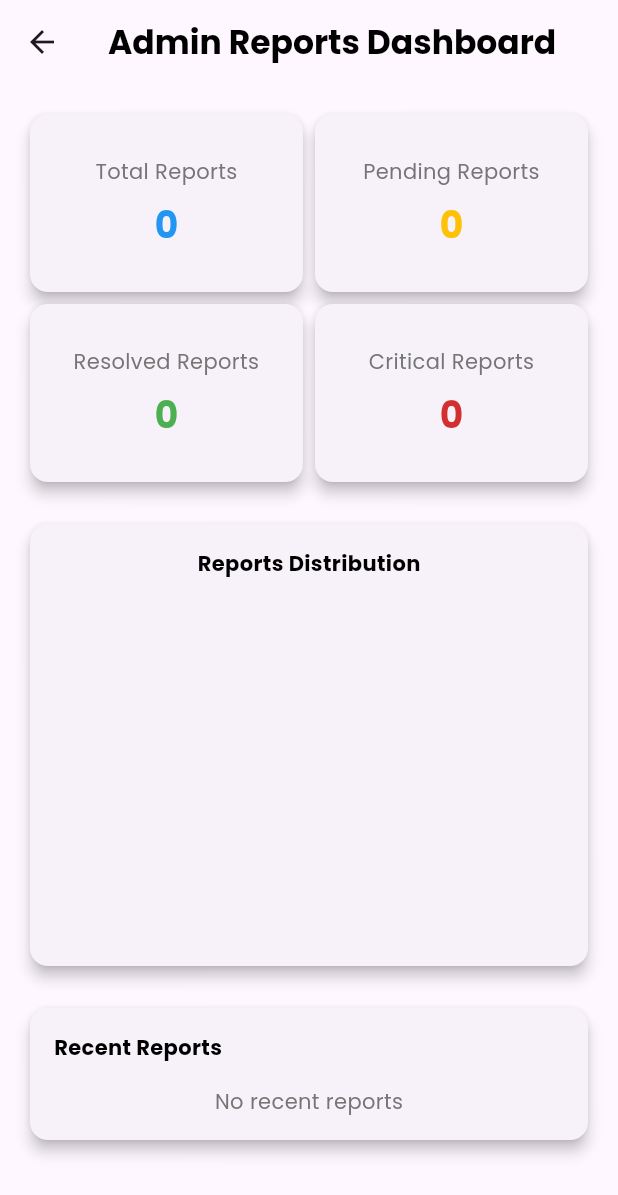
After one commit to sayagaffy/musafir, a Flutter app: the AdminReportsDashboard screen opened by its route, on a phone screen of 412 x 824 dp. The commit adds this screen. Shown: the top 1195 px of the screen. Run offline on Flutter 3.47's test engine with Material 3 defaults, Android fonts, the light colour scheme and no system bars; drawn by our look-alikes of fl_chart; our stand-ins replace cloud_firestore, device_info_plus, dio, dropdown_search, firebase_auth, firebase_core and 13 more; missing offline and left inert: map_launcher, omni_datetime_picker; accounts and stored records are empty.

Commit message:
initialized admin page

```diff
--- /dev/null
+++ b/lib/controllers/admin_report_controller.dart
@@ -0,0 +1,149 @@
+import 'package:cloud_firestore/cloud_firestore.dart';
+import 'package:flutter/material.dart';
+import 'package:get/get.dart';
+import 'package:fl_chart/fl_chart.dart';
+import 'dart:developer' show debugPrint;
+
+import '../models/report_model.dart';
+import '../shared/theme.dart';
+import '../data/firestore/firestore_helper.dart'; // Assuming this exists for collection constants
+
+class AdminReportController extends GetxController {
+  final FirebaseFirestore _firestore = FirebaseFirestore.instance;
+
+  // Loading state observable
+  final RxBool isLoading = false.obs;
+
+  // Observable report statistics
+  final RxInt totalReports = 0.obs;
+  final RxInt pendingReports = 0.obs;
+  final RxInt resolvedReports = 0.obs;
+  final RxInt criticalReports = 0.obs;
+
+  // Observable list of recent reports
+  final RxList<ReportModel> recentReports = <ReportModel>[].obs;
+
+  // Chart data for report types
+  final RxList<PieChartSectionData> reportTypeChartData =
+      <PieChartSectionData>[].obs;
+
+  @override
+  void onInit() {
+    super.onInit();
+    loadDashboardData();
+  }
+
+  Future<void> loadDashboardData() async {
+    try {
+      isLoading.value = true;
+
+      // Load statistics from report_stats/global document
+      final statsDoc = await _firestore
+          .collection(FirestoreHelper.REPORT_STATS_COLLECTION)
+          .doc('global')
+          .get();
+
+      if (statsDoc.exists) {
+        final data = statsDoc.data() ?? {};
+        totalReports.value = data['total_reports'] ?? 0;
+        pendingReports.value = data['pending_reports'] ?? 0;
+        resolvedReports.value = data['resolved_reports'] ?? 0;
+        criticalReports.value = data['critical_reports'] ?? 0;
+      }
+
+      // Load recent reports
+      await _loadRecentReports();
+
+      // Generate chart data
+      _generateReportTypeChartData();
+    } catch (e) {
+      debugPrint('Error loading dashboard data: $e');
+      Get.snackbar(
+        'Error',
+        'Failed to load dashboard data',
+        backgroundColor: kRedColor,
+        colorText: Colors.white,
+      );
+    } finally {
+      isLoading.value = false;
+    }
+  }
+
+  Future<void> _loadRecentReports() async {
+    try {
+      final snapshot = await _firestore
+          .collection(FirestoreHelper.REPORTS_COLLECTION)
+          .orderBy('created_at', descending: true)
+          .limit(10)
+          .get();
+
+      recentReports.value = snapshot.docs
+          .map((doc) => ReportModel.fromJson(doc.data(), doc.id))
+          .toList();
+    } catch (e) {
+      debugPrint('Error fetching recent reports: $e');
+    }
+  }
+
+  void _generateReportTypeChartData() {
+    reportTypeChartData.value = [
+      PieChartSectionData(
+        color: kBlueColor,
+        value: pendingReports.value.toDouble(),
+        title: 'Pending',
+        radius: 50,
+      ),
+      PieChartSectionData(
+        color: kSuccessMain,
+        value: resolvedReports.value.toDouble(),
+        title: 'Resolved',
+        radius: 50,
+      ),
+      PieChartSectionData(
+        color: kRedColor,
+        value: criticalReports.value.toDouble(),
+        title: 'Critical',
+        radius: 50,
+      ),
+    ];
+  }
+
+  Future<void> updateReportStatus(
+      String reportId, String newStatus, String? adminNote) async {
+    try {
+      isLoading.value = true;
+
+      await _firestore
+          .collection(FirestoreHelper.REPORTS_COLLECTION)
+          .doc(reportId)
+          .update({
+        'status': newStatus,
+        'admin_note': adminNote,
+        'resolved_at': newStatus == 'resolved' ? Timestamp.now() : null,
+      });
+
+      // Refresh dashboard data after update
+      await loadDashboardData();
+    } catch (e) {
+      debugPrint('Error updating report status: $e');
+      Get.snackbar(
+        'Error',
+        'Failed to update report status',
+        backgroundColor: kRedColor,
+        colorText: Colors.white,
+      );
+    } finally {
+      isLoading.value = false;
+    }
+  }
+
+  // Method to get chart data for fl_chart PieChart
+  List<PieChartSectionData> getChartData() {
+    return reportTypeChartData;
+  }
+
+  // Pull to refresh method
+  Future<void> refreshDashboard() async {
+    await loadDashboardData();
+  }
+}
--- a/lib/routes/routes_helper.dart
+++ b/lib/routes/routes_helper.dart
@@ -28,6 +28,7 @@ import 'package:musafir/ui/pages/main_page.dart';
 import 'package:musafir/ui/pages/search/textfield_search_google.dart';
 import 'package:musafir/ui/pages/splash_widget.dart';
 import 'package:musafir/ui/pages/splash_screen.dart';
+import 'package:musafir/ui/pages/admin/admin_reports_dashboard.dart';
 
 class RouteHelper {
   ///INITIAL
@@ -76,6 +77,9 @@ class RouteHelper {
 
   ///[ACCOUNT]
   static const String custom = "/custom";
+
+  ///[ADMIN]
+  static const String adminReports = "/admin-reports";
 
   ///INITIAL PARAM
 
@@ -131,6 +135,9 @@ class RouteHelper {
 
   ///[CUSTOM]
   static String getCustom() => '$custom';
+
+  ///[ADMIN]
+  static String getAdminReports() => '$adminReports';
 
   ///[SET SCREEN AND SET PARAM]
 
@@ -343,5 +350,12 @@ class RouteHelper {
       page: () => const DropDownCust(),
       transition: Transition.fade,
     ),
+
+    ///[ADMIN]
+    GetPage(
+      name: adminReports,
+      page: () => AdminReportsDashboard(),
+      transition: Transition.fade,
+    ),
   ];
 }
--- /dev/null
+++ b/lib/ui/pages/admin/admin_reports_dashboard.dart
@@ -0,0 +1,241 @@
+import 'package:flutter/material.dart';
+import 'package:get/get.dart';
+import 'package:fl_chart/fl_chart.dart';
+
+import '../../../controllers/admin_report_controller.dart';
+import '../../../shared/theme.dart';
+import '../../../models/report_model.dart';
+
+class AdminReportsDashboard extends StatelessWidget {
+  final AdminReportController _controller = Get.put(AdminReportController());
+
+  AdminReportsDashboard({super.key});
+
+  @override
+  Widget build(BuildContext context) {
+    return Scaffold(
+      appBar: AppBar(
+        title: Text('Admin Reports Dashboard',
+            style: blackTextStyle.copyWith(fontWeight: FontWeight.bold)),
+        centerTitle: true,
+      ),
+      body: RefreshIndicator(
+        onRefresh: _controller.refreshDashboard,
+        child: ListView(
+          padding: const EdgeInsets.all(16),
+          children: [
+            _buildStatisticsGrid(),
+            const SizedBox(height: 20),
+            _buildReportTypeChart(),
+            const SizedBox(height: 20),
+            _buildRecentReportsList(),
+          ],
+        ),
+      ),
+    );
+  }
+
+  Widget _buildStatisticsGrid() {
+    return Obx(() => GridView.count(
+          shrinkWrap: true,
+          physics: const NeverScrollableScrollPhysics(),
+          crossAxisCount: 2,
+          childAspectRatio: 1.5,
+          children: [
+            _buildStatCard(
+                'Total Reports', _controller.totalReports.value, kBlueColor),
+            _buildStatCard('Pending Reports', _controller.pendingReports.value,
+                kWarningMain),
+            _buildStatCard('Resolved Reports',
+                _controller.resolvedReports.value, kSuccessMain),
+            _buildStatCard('Critical Reports',
+                _controller.criticalReports.value, kRedColor),
+          ],
+        ));
+  }
+
+  Widget _buildStatCard(String title, int value, Color color) {
+    return Card(
+      elevation: 4,
+      child: Center(
+        child: Column(
+          mainAxisAlignment: MainAxisAlignment.center,
+          children: [
+            Text(
+              title,
+              style: greyTextStyle.copyWith(fontSize: 14),
+              textAlign: TextAlign.center,
+            ),
+            const SizedBox(height: 8),
+            Text(
+              value.toString(),
+              style: blackTextStyle.copyWith(
+                fontSize: 24,
+                fontWeight: FontWeight.bold,
+                color: color,
+              ),
+            ),
+          ],
+        ),
+      ),
+    );
+  }
+
+  Widget _buildReportTypeChart() {
+    return Card(
+      elevation: 4,
+      child: Padding(
+        padding: const EdgeInsets.all(16),
+        child: Column(
+          children: [
+            Text(
+              'Reports Distribution',
+              style: blackTextStyle.copyWith(fontWeight: FontWeight.bold),
+            ),
+            const SizedBox(height: 16),
+            Obx(() => AspectRatio(
+                  aspectRatio: 1.5,
+                  child: PieChart(
+                    PieChartData(
+                      sections: _controller.reportTypeChartData,
+                      centerSpaceRadius: 40,
+                      sectionsSpace: 4,
+                    ),
+                  ),
+                )),
+          ],
+        ),
+      ),
+    );
+  }
+
+  Widget _buildRecentReportsList() {
+    return Card(
+      elevation: 4,
+      child: Padding(
+        padding: const EdgeInsets.all(16),
+        child: Column(
+          crossAxisAlignment: CrossAxisAlignment.start,
+          children: [
+            Text(
+              'Recent Reports',
+              style: blackTextStyle.copyWith(fontWeight: FontWeight.bold),
+            ),
+            const SizedBox(height: 16),
+            Obx(() => _controller.recentReports.isEmpty
+                ? Center(
+                    child: Text(
+                      'No recent reports',
+                      style: greyTextStyle,
+                    ),
+                  )
+                : ListView.builder(
+                    shrinkWrap: true,
+                    physics: const NeverScrollableScrollPhysics(),
+                    itemCount: _controller.recentReports.length,
+                    itemBuilder: (context, index) {
+                      final report = _controller.recentReports[index];
+                      return _buildReportListTile(report);
+                    },
+                  )),
+          ],
+        ),
+      ),
+    );
+  }
+
+  Widget _buildReportListTile(ReportModel report) {
+    Color statusColor = _getStatusColor(report.status);
+
+    return ListTile(
+      title: Text(
+        report.placeName,
+        style: blackTextStyle.copyWith(fontWeight: FontWeight.w600),
+      ),
+      subtitle: Column(
+        crossAxisAlignment: CrossAxisAlignment.start,
+        children: [
+          Text(
+            report.reportType,
+            style: greyTextStyle.copyWith(fontSize: 12),
+          ),
+          Text(
+            report.status,
+            style: TextStyle(color: statusColor, fontSize: 12),
+          ),
+        ],
+      ),
+      trailing: PopupMenuButton<String>(
+        onSelected: (String newStatus) {
+          _showUpdateStatusDialog(report, newStatus);
+        },
+        itemBuilder: (BuildContext context) => <PopupMenuEntry<String>>[
+          const PopupMenuItem<String>(
+            value: 'pending',
+            child: Text('Mark as Pending'),
+          ),
+          const PopupMenuItem<String>(
+            value: 'reviewed',
+            child: Text('Mark as Reviewed'),
+          ),
+          const PopupMenuItem<String>(
+            value: 'resolved',
+            child: Text('Mark as Resolved'),
+          ),
+        ],
+        icon: const Icon(Icons.more_vert),
+      ),
+    );
+  }
+
+  Color _getStatusColor(String status) {
+    switch (status) {
+      case 'pending':
+        return kWarningMain;
+      case 'reviewed':
+        return kBlueColor;
+      case 'resolved':
+        return kSuccessMain;
+      default:
+        return kGreyColor;
+    }
+  }
+
+  void _showUpdateStatusDialog(ReportModel report, String newStatus) {
+    final TextEditingController noteController = TextEditingController();
+
+    Get.dialog(
+      AlertDialog(
+        title: Text('Update Report Status', style: blackTextStyle),
+        content: TextField(
+          controller: noteController,
+          decoration: InputDecoration(
+            hintText: 'Optional admin notes',
+            hintStyle: greyTextStyle,
+          ),
+          maxLines: 3,
+        ),
+        actions: [
+          TextButton(
+            onPressed: () => Get.back(),
+            child: Text('Cancel', style: greyTextStyle),
+          ),
+          ElevatedButton(
+            onPressed: () {
+              _controller.updateReportStatus(
+                report.id!,
+                newStatus,
+                noteController.text.trim().isNotEmpty
+                    ? noteController.text
+                    : null,
+              );
+              Get.back();
+            },
+            style: ElevatedButton.styleFrom(backgroundColor: kBlueColor),
+            child: Text('Update', style: whiteTextStyle),
+          ),
+        ],
+      ),
+    );
+  }
+}
```
Also changed, not shown: pubspec.yaml (+4 -68 lines), pubspec.lock.
